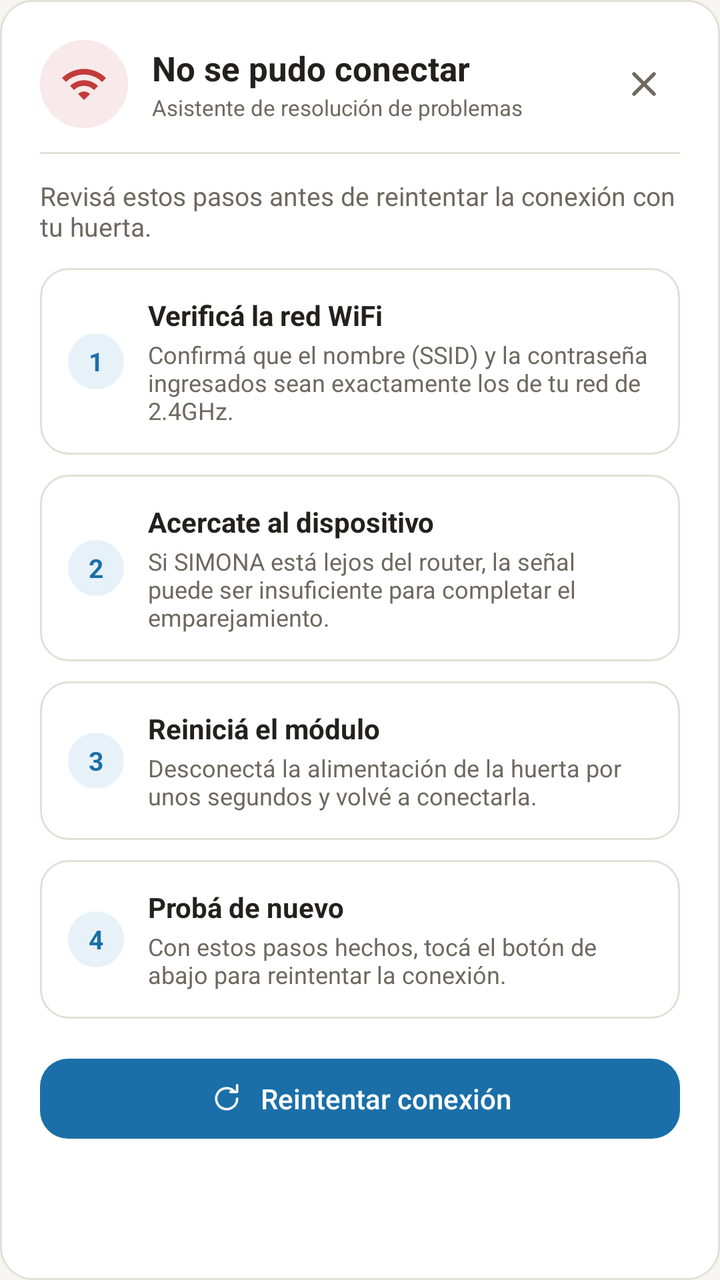
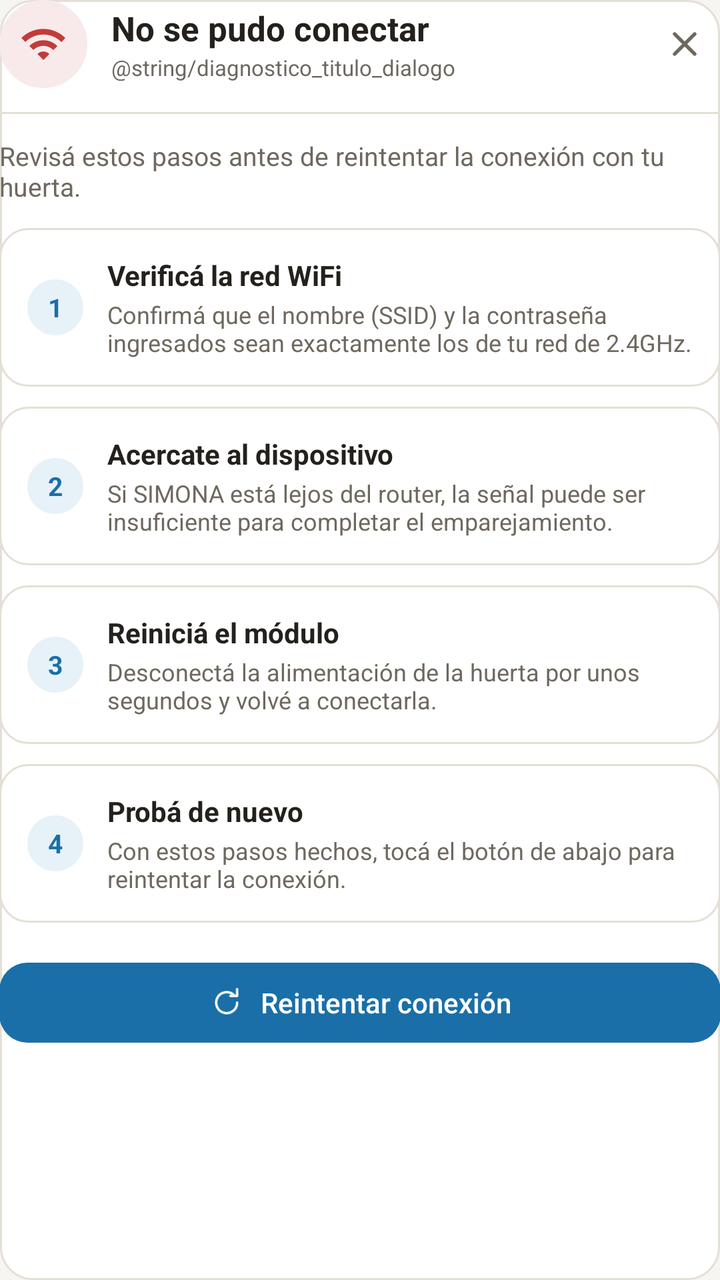

The first picture is an Android layout as it rendered before a commit; the second is the same layout after the commit. The layout source and the unified diff follow.
<!-- AndroidManifest.xml: application theme Theme.Simona -->
<!-- res/layout/dialog_diagnostico_wifi.xml -->
<?xml version="1.0" encoding="utf-8"?>
<LinearLayout xmlns:android="http://schemas.android.com/apk/res/android"
    xmlns:app="http://schemas.android.com/apk/res-auto"
    xmlns:tools="http://schemas.android.com/tools"
    android:layout_width="match_parent"
    android:layout_height="wrap_content"
    android:background="@drawable/bg_card_huerta"
    android:orientation="vertical"
    android:padding="20dp">

    
    <LinearLayout
        android:layout_width="match_parent"
        android:layout_height="wrap_content"
        android:gravity="center_vertical"
        android:orientation="horizontal">

        <FrameLayout
            android:layout_width="44dp"
            android:layout_height="44dp"
            android:background="@drawable/bg_icon_circle"
            android:backgroundTint="@color/simona_rojo_suave">

            <ImageView
                android:layout_width="24dp"
                android:layout_height="24dp"
                android:layout_gravity="center"
                android:src="@drawable/ic_wifi_signal"
                app:tint="@color/simona_rojo" />
        </FrameLayout>

        <LinearLayout
            android:layout_width="0dp"
            android:layout_height="wrap_content"
            android:layout_marginStart="12dp"
            android:layout_weight="1"
            android:orientation="vertical">

            <TextView
                android:layout_width="wrap_content"
                android:layout_height="wrap_content"
                android:text="@string/diagnostico_titulo"
                android:textColor="@color/simona_tinta"
                android:textSize="17sp"
                android:textStyle="bold" />

            <TextView
                android:layout_width="wrap_content"
                android:layout_height="wrap_content"
                android:layout_marginTop="1dp"
                android:text="Asistente de resolución de problemas"
                android:textColor="@color/simona_tinta_suave"
                android:textSize="11sp" />
        </LinearLayout>

        <ImageView
            android:id="@+id/btnCerrarDiagnostico"
            android:layout_width="36dp"
            android:layout_height="36dp"
            android:background="?attr/selectableItemBackgroundBorderless"
            android:clickable="true"
            android:contentDescription="Cerrar"
            android:focusable="true"
            android:padding="8dp"
            android:src="@drawable/ic_cerrar"
            app:tint="@color/simona_tinta_suave" />
    </LinearLayout>

    <View
        android:layout_width="match_parent"
        android:layout_height="1dp"
        android:layout_marginTop="12dp"
        android:layout_marginBottom="12dp"
        android:background="@color/simona_linea" />

    <ScrollView
        android:layout_width="match_parent"
        android:layout_height="wrap_content">

        <LinearLayout
            android:layout_width="match_parent"
            android:layout_height="wrap_content"
            android:orientation="vertical">

            <TextView
                android:layout_width="match_parent"
                android:layout_height="wrap_content"
                android:layout_marginBottom="12dp"
                android:text="@string/diagnostico_subtitulo"
                android:textColor="@color/simona_tinta_suave"
                android:textSize="13sp" />

            
            <LinearLayout
                android:layout_width="match_parent"
                android:layout_height="wrap_content"
                android:background="@drawable/bg_chip_resumen"
                android:gravity="center_vertical"
                android:orientation="horizontal"
                android:padding="14dp">

                <TextView
                    android:layout_width="28dp"
                    android:layout_height="28dp"
                    android:background="@drawable/bg_icon_circle"
                    android:backgroundTint="@color/simona_azul_suave"
                    android:gravity="center"
                    android:text="1"
                    android:textColor="@color/simona_azul"
                    android:textSize="13sp"
                    android:textStyle="bold" />

                <LinearLayout
                    android:layout_width="0dp"
                    android:layout_height="wrap_content"
                    android:layout_marginStart="12dp"
                    android:layout_weight="1"
                    android:orientation="vertical">

                    <TextView
                        android:layout_width="wrap_content"
                        android:layout_height="wrap_content"
                        android:text="@string/diagnostico_paso1_titulo"
                        android:textColor="@color/simona_tinta"
                        android:textSize="14sp"
                        android:textStyle="bold" />

                    <TextView
                        android:layout_width="match_parent"
                        android:layout_height="wrap_content"
                        android:layout_marginTop="2dp"
                        android:text="@string/diagnostico_paso1_desc"
                        android:textColor="@color/simona_tinta_suave"
                        android:textSize="12sp" />
                </LinearLayout>
            </LinearLayout>

            
            <LinearLayout
                android:layout_width="match_parent"
                android:layout_height="wrap_content"
                android:layout_marginTop="10dp"
                android:background="@drawable/bg_chip_resumen"
                android:gravity="center_vertical"
                android:orientation="horizontal"
                android:padding="14dp">

                <TextView
                    android:layout_width="28dp"
                    android:layout_height="28dp"
                    android:background="@drawable/bg_icon_circle"
                    android:backgroundTint="@color/simona_azul_suave"
                    android:gravity="center"
                    android:text="2"
                    android:textColor="@color/simona_azul"
                    android:textSize="13sp"
                    android:textStyle="bold" />

                <LinearLayout
                    android:layout_width="0dp"
                    android:layout_height="wrap_content"
                    android:layout_marginStart="12dp"
                    android:layout_weight="1"
                    android:orientation="vertical">

                    <TextView
                        android:layout_width="wrap_content"
                        android:layout_height="wrap_content"
                        android:text="@string/diagnostico_paso2_titulo"
                        android:textColor="@color/simona_tinta"
                        android:textSize="14sp"
                        android:textStyle="bold" />

                    <TextView
                        android:layout_width="match_parent"
                        android:layout_height="wrap_content"
                        android:layout_marginTop="2dp"
                        android:text="@string/diagnostico_paso2_desc"
                        android:textColor="@color/simona_tinta_suave"
                        android:textSize="12sp" />
                </LinearLayout>
            </LinearLayout>

            
            <LinearLayout
                android:layout_width="match_parent"
                android:layout_height="wrap_content"
                android:layout_marginTop="10dp"
                android:background="@drawable/bg_chip_resumen"
                android:gravity="center_vertical"
                android:orientation="horizontal"
                android:padding="14dp">

                <TextView
                    android:layout_width="28dp"
                    android:layout_height="28dp"
                    android:background="@drawable/bg_icon_circle"
                    android:backgroundTint="@color/simona_azul_suave"
                    android:gravity="center"
                    android:text="3"
                    android:textColor="@color/simona_azul"
                    android:textSize="13sp"
                    android:textStyle="bold" />

                <LinearLayout
                    android:layout_width="0dp"
                    android:layout_height="wrap_content"
                    android:layout_marginStart="12dp"
                    android:layout_weight="1"
                    android:orientation="vertical">

                    <TextView
                        android:layout_width="wrap_content"
                        android:layout_height="wrap_content"
                        android:text="@string/diagnostico_paso3_titulo"
                        android:textColor="@color/simona_tinta"
                        android:textSize="14sp"
                        android:textStyle="bold" />

                    <TextView
                        android:layout_width="match_parent"
                        android:layout_height="wrap_content"
                        android:layout_marginTop="2dp"
                        android:text="@string/diagnostico_paso3_desc"
                        android:textColor="@color/simona_tinta_suave"
                        android:textSize="12sp" />
                </LinearLayout>
            </LinearLayout>

            
            <LinearLayout
                android:layout_width="match_parent"
                android:layout_height="wrap_content"
                android:layout_marginTop="10dp"
                android:background="@drawable/bg_chip_resumen"
                android:gravity="center_vertical"
                android:orientation="horizontal"
                android:padding="14dp">

                <TextView
                    android:layout_width="28dp"
                    android:layout_height="28dp"
                    android:background="@drawable/bg_icon_circle"
                    android:backgroundTint="@color/simona_azul_suave"
                    android:gravity="center"
                    android:text="4"
                    android:textColor="@color/simona_azul"
                    android:textSize="13sp"
                    android:textStyle="bold" />

                <LinearLayout
                    android:layout_width="0dp"
                    android:layout_height="wrap_content"
                    android:layout_marginStart="12dp"
                    android:layout_weight="1"
                    android:orientation="vertical">

                    <TextView
                        android:layout_width="wrap_content"
                        android:layout_height="wrap_content"
                        android:text="@string/diagnostico_paso4_titulo"
                        android:textColor="@color/simona_tinta"
                        android:textSize="14sp"
                        android:textStyle="bold" />

                    <TextView
                        android:layout_width="match_parent"
                        android:layout_height="wrap_content"
                        android:layout_marginTop="2dp"
                        android:text="@string/diagnostico_paso4_desc"
                        android:textColor="@color/simona_tinta_suave"
                        android:textSize="12sp" />
                </LinearLayout>
            </LinearLayout>

        </LinearLayout>
    </ScrollView>

    <LinearLayout
        android:layout_width="match_parent"
        android:layout_height="wrap_content"
        android:layout_marginTop="16dp"
        android:gravity="end"
        android:orientation="horizontal">

        <com.google.android.material.button.MaterialButton
            android:id="@+id/btnReintentarDiagnostico"
            style="@style/Widget.Simona.Button.Primary"
            android:layout_width="match_parent"
            android:layout_height="48dp"
            android:text="@string/btn_reintentar_conexion"
            app:icon="@drawable/ic_refrescar"
            app:iconGravity="textStart"
            app:iconTint="@color/simona_on_color" />
    </LinearLayout>

</LinearLayout>
<!-- resources referenced by this layout -->
<resources>
  <color name="simona_azul">#1A6FA8</color>
  <color name="simona_azul_suave">#E7F1F8</color>
  <color name="simona_linea">#E4DFD6</color>
  <color name="simona_on_color">#FFFFFF</color>
  <color name="simona_rojo">#C23B3B</color>
  <color name="simona_rojo_suave">#F8EAEA</color>
  <color name="simona_tinta">#24211D</color>
  <color name="simona_tinta_suave">#6E685F</color>
  <!-- drawable bg_chip_resumen (drawable) -->
  <?xml version="1.0" encoding="utf-8"?>
  <shape xmlns:android="http://schemas.android.com/apk/res/android"
      android:shape="rectangle">
      <solid android:color="@color/simona_card_bg" />
      <stroke android:width="1dp" android:color="@color/simona_linea" />
      <corners android:radius="14dp" />
  </shape>
  <!-- drawable bg_icon_circle (drawable) -->
  <?xml version="1.0" encoding="utf-8"?>
  <shape xmlns:android="http://schemas.android.com/apk/res/android"
      android:shape="oval">
      <solid android:color="@color/simona_verde_suave" />
      <stroke android:width="1dp" android:color="@color/simona_linea" />
  </shape>
  <string name="btn_reintentar_conexion">Reintentar conexión</string>
  <string name="diagnostico_paso1_desc">Confirmá que el nombre (SSID) y la contraseña ingresados sean exactamente los de tu red de 2.4GHz.</string>
  <string name="diagnostico_paso1_titulo">Verificá la red WiFi</string>
  <string name="diagnostico_paso2_desc">Si SIMONA está lejos del router, la señal puede ser insuficiente para completar el emparejamiento.</string>
  <string name="diagnostico_paso2_titulo">Acercate al dispositivo</string>
  <string name="diagnostico_paso3_desc">Desconectá la alimentación de la huerta por unos segundos y volvé a conectarla.</string>
  <string name="diagnostico_paso3_titulo">Reiniciá el módulo</string>
  <string name="diagnostico_paso4_desc">Con estos pasos hechos, tocá el botón de abajo para reintentar la conexión.</string>
  <string name="diagnostico_paso4_titulo">Probá de nuevo</string>
  <string name="diagnostico_subtitulo">Revisá estos pasos antes de reintentar la conexión con tu huerta.</string>
  <string name="diagnostico_titulo">No se pudo conectar</string>
  <style name="Widget.Simona.Button.Primary" parent="Widget.Simona.Button">
          <item name="backgroundTint">@color/simona_azul</item>
          <item name="android:textColor">@color/simona_on_color</item>
      </style>
  <color name="simona_card_bg">#FFFFFF</color>
  <dimen name="simona_radio">16dp</dimen>
  <color name="simona_verde_suave">#EEF4E4</color>
  <style name="Widget.Simona.Button" parent="Widget.Material3.Button">
          <item name="cornerRadius">14dp</item>
          <item name="android:textAllCaps">false</item>
          <item name="android:letterSpacing">0</item>
          <item name="android:minHeight">48dp</item>
      </style>
  <color name="simona_verde_claro">#6FA330</color>
  <color name="simona_on_accent">#24211D</color>
  <color name="simona_superficie">#F7F5F1</color>
  <color name="simona_superficie_2">#F2F7FA</color>
  <color name="simona_azul_header">#12688F</color>
  <color name="simona_blanco">#FFFFFF</color>
  <style name="TextAppearance.Simona.BodyLarge" parent="TextAppearance.Material3.BodyLarge">
          <item name="android:textColor">@color/simona_tinta</item>
          <item name="android:textSize">16sp</item>
      </style>
  <style name="TextAppearance.Simona.TitleLarge" parent="TextAppearance.Material3.TitleLarge">
          <item name="android:textColor">@color/simona_tinta</item>
          <item name="android:textSize">22sp</item>
          <item name="android:textStyle">bold</item>
      </style>
  <!-- unchanged entries left out for length: 6 -->
</resources>

<!-- the commit's change to res/layout/dialog_diagnostico_wifi.xml (unified diff, before → after) -->
@@ -6,7 +6,7 @@
     android:layout_height="wrap_content"
     android:background="@drawable/bg_card_huerta"
     android:orientation="vertical"
-    android:padding="20dp">
+    android:padding="@dimen/simona_space_lg">
 
     
     <LinearLayout
@@ -25,6 +25,7 @@
                 android:layout_width="24dp"
                 android:layout_height="24dp"
                 android:layout_gravity="center"
+                android:contentDescription="@null"
                 android:src="@drawable/ic_wifi_signal"
                 app:tint="@color/simona_rojo" />
         </FrameLayout>
@@ -32,7 +33,7 @@
         <LinearLayout
             android:layout_width="0dp"
             android:layout_height="wrap_content"
-            android:layout_marginStart="12dp"
+            android:layout_marginStart="@dimen/simona_space_sm"
             android:layout_weight="1"
             android:orientation="vertical">
 
@@ -48,7 +49,7 @@
                 android:layout_width="wrap_content"
                 android:layout_height="wrap_content"
                 android:layout_marginTop="1dp"
-                android:text="Asistente de resolución de problemas"
+                android:text="@string/diagnostico_titulo_dialogo"
                 android:textColor="@color/simona_tinta_suave"
                 android:textSize="11sp" />
         </LinearLayout>
@@ -61,7 +62,7 @@
             android:clickable="true"
             android:contentDescription="Cerrar"
             android:focusable="true"
-            android:padding="8dp"
+            android:padding="@dimen/simona_space_xs"
             android:src="@drawable/ic_cerrar"
             app:tint="@color/simona_tinta_suave" />
     </LinearLayout>
@@ -69,8 +70,8 @@
     <View
         android:layout_width="match_parent"
         android:layout_height="1dp"
-        android:layout_marginTop="12dp"
-        android:layout_marginBottom="12dp"
+        android:layout_marginTop="@dimen/simona_space_sm"
+        android:layout_marginBottom="@dimen/simona_space_sm"
         android:background="@color/simona_linea" />
 
     <ScrollView
@@ -85,7 +86,7 @@
             <TextView
                 android:layout_width="match_parent"
                 android:layout_height="wrap_content"
-                android:layout_marginBottom="12dp"
+                android:layout_marginBottom="@dimen/simona_space_sm"
                 android:text="@string/diagnostico_subtitulo"
                 android:textColor="@color/simona_tinta_suave"
                 android:textSize="13sp" />
@@ -113,7 +114,7 @@
                 <LinearLayout
                     android:layout_width="0dp"
                     android:layout_height="wrap_content"
-                    android:layout_marginStart="12dp"
+                    android:layout_marginStart="@dimen/simona_space_sm"
                     android:layout_weight="1"
                     android:orientation="vertical">
 
@@ -159,7 +160,7 @@
                 <LinearLayout
                     android:layout_width="0dp"
                     android:layout_height="wrap_content"
-                    android:layout_marginStart="12dp"
+                    android:layout_marginStart="@dimen/simona_space_sm"
                     android:layout_weight="1"
                     android:orientation="vertical">
 
@@ -205,7 +206,7 @@
                 <LinearLayout
                     android:layout_width="0dp"
                     android:layout_height="wrap_content"
-                    android:layout_marginStart="12dp"
+                    android:layout_marginStart="@dimen/simona_space_sm"
                     android:layout_weight="1"
                     android:orientation="vertical">
 
@@ -251,7 +252,7 @@
                 <LinearLayout
                     android:layout_width="0dp"
                     android:layout_height="wrap_content"
-                    android:layout_marginStart="12dp"
+                    android:layout_marginStart="@dimen/simona_space_sm"
                     android:layout_weight="1"
                     android:orientation="vertical">
 
@@ -279,7 +280,7 @@
     <LinearLayout
         android:layout_width="match_parent"
         android:layout_height="wrap_content"
-        android:layout_marginTop="16dp"
+        android:layout_marginTop="@dimen/simona_space"
         android:gravity="end"
         android:orientation="horizontal">
 
<!-- resource entries referenced after the edit -->
@@ -8,6 +8,9 @@
   <color name="simona_rojo_suave">#F8EAEA</color>
   <color name="simona_tinta">#24211D</color>
   <color name="simona_tinta_suave">#6E685F</color>
+  <dimen name="simona_space">16dp</dimen>
+  <dimen name="simona_space_sm">12dp</dimen>
+  <dimen name="simona_space_xs">8dp</dimen>
   <!-- drawable bg_chip_resumen (drawable) -->
   <?xml version="1.0" encoding="utf-8"?>
   <shape xmlns:android="http://schemas.android.com/apk/res/android"
